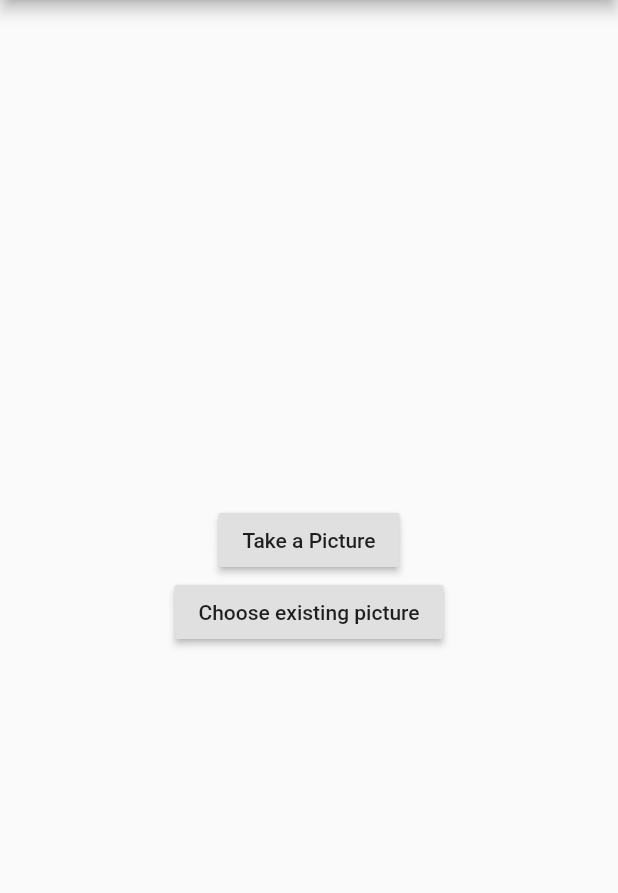
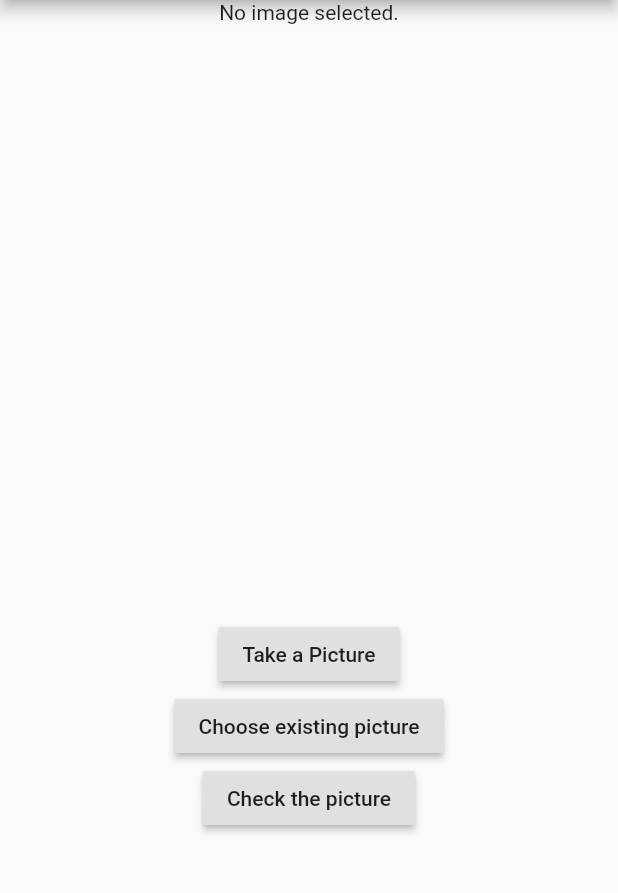
Before and after one commit to OneTrueBen/parkingpicture_app, a Flutter app: the screen it shows after launch, after a tap on "Take a Picture", on a phone screen of 412 x 824 dp, the part 84-977 px from its top. Run offline on Flutter 3.47's test engine with Material 2 defaults, Android fonts, the phone set to English and light mode, and no system bars; our stand-ins replace image_picker.

Commit message:
added A LOT of butons

```diff
--- a/lib/main.dart
+++ b/lib/main.dart
@@ -49,15 +49,23 @@ class MyHomePage extends StatefulWidget {
 
 class _MyHomePageState extends State<MyHomePage> {
   int _counter = 0;
+  File _image;
 
   Future getCameraImage() async {
-  var image = await ImagePicker.pickImage(source: ImageSource.camera);
+    var image = await ImagePicker.pickImage(source: ImageSource.camera);
+
+    setState(() {
+      _image = image;
+    });
   }
 
   Future getGalleryImage() async {
-  var image = await ImagePicker.pickImage(source: ImageSource.gallery);
+    var image = await ImagePicker.pickImage(source: ImageSource.gallery);
+
+    setState(() {
+      _image = image;
+    });
   }
-
 
   @override
   Widget build(BuildContext context) {
@@ -93,13 +101,33 @@ class _MyHomePageState extends State<MyHomePage> {
           // horizontal).
           mainAxisAlignment: MainAxisAlignment.center,
           children: <Widget>[
-            RaisedButton(child: Text('Take a Picture'), onPressed: getCameraImage,),
-            RaisedButton(child: Text('Choose existing picture'), onPressed: getGalleryImage,)
-
+            Container(
+              height: MediaQuery.of(context).size.height / 2,
+              child: _image == null
+                  ? Text('No image selected.')
+                  : Image.file(_image ),
+            ),
+            Expanded(
+              child: Column(
+                children: <Widget>[
+                  RaisedButton(
+                    child: Text('Take a Picture'),
+                    onPressed: getCameraImage,
+                  ),
+                  RaisedButton(
+                    child: Text('Choose existing picture'),
+                    onPressed: getGalleryImage,
+                  ),
+                  RaisedButton(
+                    child: Text('Check the picture'),
+                    onPressed: getGalleryImage,
+                  ),
+                ],
+              ),
+            )
           ],
         ),
       ),
-
     );
   }
 }
```
